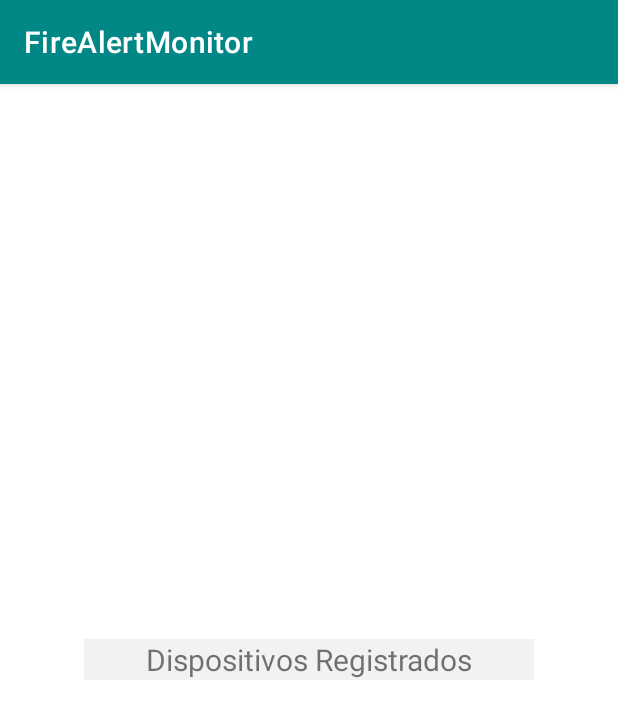
After one commit to amst-fiec/2T2021-Monitoreo-y-detecci-n-de-incendios-en-bosques, an Android app: the DispositivosRegistrados_Activity screen opened directly, with no data from a screen before it, on a phone screen of 412 x 824 dp. The commit adds this screen. Shown: the top 719 px of the screen. Run offline under Robolectric (Android 15) with nearby library versions, the phone set to English and light mode, and no system bars.

Commit message:
Actividad vacía para acceder del menu a algun dispositivo registrado

```diff
--- a/app/src/main/AndroidManifest.xml
+++ b/app/src/main/AndroidManifest.xml
@@ -10,19 +10,22 @@
         android:supportsRtl="true"
         android:theme="@style/Theme.FireAlertMonitor_grupo4">
         <activity
+            android:name=".DispositivosRegistrados_Activity"
+            android:exported="false" />
+        <activity
             android:name=".MenuPrincipal_Activity"
             android:exported="false" />
-
         <activity
             android:name=".Login_Activity"
             android:exported="false" />
-
-        <activity android:name=".SplashScreen_Activity" android:exported="true"
+        <activity
+            android:name=".SplashScreen_Activity"
+            android:exported="true"
             android:theme="@android:style/Theme.Light.NoTitleBar.Fullscreen">
             <intent-filter>
-                <action android:name="android.intent.action.MAIN"/>
+                <action android:name="android.intent.action.MAIN" />
 
-                <category android:name="android.intent.category.LAUNCHER"/>
+                <category android:name="android.intent.category.LAUNCHER" />
             </intent-filter>
         </activity>
     </application>
--- /dev/null
+++ b/app/src/main/java/com/example/firealertmonitor_grupo4/DispositivosRegistrados_Activity.java
@@ -0,0 +1,16 @@
+package com.example.firealertmonitor_grupo4;
+
+import androidx.appcompat.app.AppCompatActivity;
+
+import android.os.Bundle;
+
+public class DispositivosRegistrados_Activity extends AppCompatActivity {
+
+    @Override
+    protected void onCreate(Bundle savedInstanceState) {
+        super.onCreate(savedInstanceState);
+        setContentView(R.layout.activity_dispositivo_registrado);
+
+
+    }
+}
--- a/app/src/main/java/com/example/firealertmonitor_grupo4/MenuPrincipal_Activity.java
+++ b/app/src/main/java/com/example/firealertmonitor_grupo4/MenuPrincipal_Activity.java
@@ -41,4 +41,9 @@ public class MenuPrincipal_Activity extends AppCompatActivity {
         startActivity(intent);
     }
 
+    public void ver_DispositivosRegistrados(View view){
+        Intent intent = new Intent(this, DispositivosRegistrados_Activity.class);
+        startActivity(intent);
+    }
+
 }
--- /dev/null
+++ b/app/src/main/res/layout/activity_dispositivo_registrado.xml
@@ -0,0 +1,28 @@
+<?xml version="1.0" encoding="utf-8"?>
+<androidx.constraintlayout.widget.ConstraintLayout xmlns:android="http://schemas.android.com/apk/res/android"
+    xmlns:app="http://schemas.android.com/apk/res-auto"
+    xmlns:tools="http://schemas.android.com/tools"
+    android:layout_width="match_parent"
+    android:layout_height="match_parent"
+    android:padding="7dp"
+    tools:context=".DispositivosRegistrados_Activity">
+
+    <LinearLayout
+        android:layout_width="match_parent"
+        android:layout_height="match_parent"
+        android:gravity="center"
+        android:orientation="vertical"
+        app:layout_constraintEnd_toEndOf="parent"
+        app:layout_constraintStart_toStartOf="parent"
+        app:layout_constraintTop_toTopOf="parent">
+
+        <TextView
+            android:id="@+id/txt_dispositivosRegistradosLabel"
+            android:layout_width="300dp"
+            android:layout_height="wrap_content"
+            android:background="#CCEFEFEF"
+            android:gravity="center"
+            android:text="Dispositivos Registrados"
+            android:textSize="20sp" />
+    </LinearLayout>
+</androidx.constraintlayout.widget.ConstraintLayout>
--- a/app/src/main/res/layout/activity_menu_principal.xml
+++ b/app/src/main/res/layout/activity_menu_principal.xml
@@ -65,7 +65,8 @@
             android:id="@+id/btn_verSensores"
             android:layout_width="260dp"
             android:layout_height="wrap_content"
-            android:text="Visualizar sensores" />
+            android:onClick="ver_DispositivosRegistrados"
+            android:text="Ver Dispositivos" />
 
         <Button
             android:id="@+id/btn_registrarDispositivo"
```
